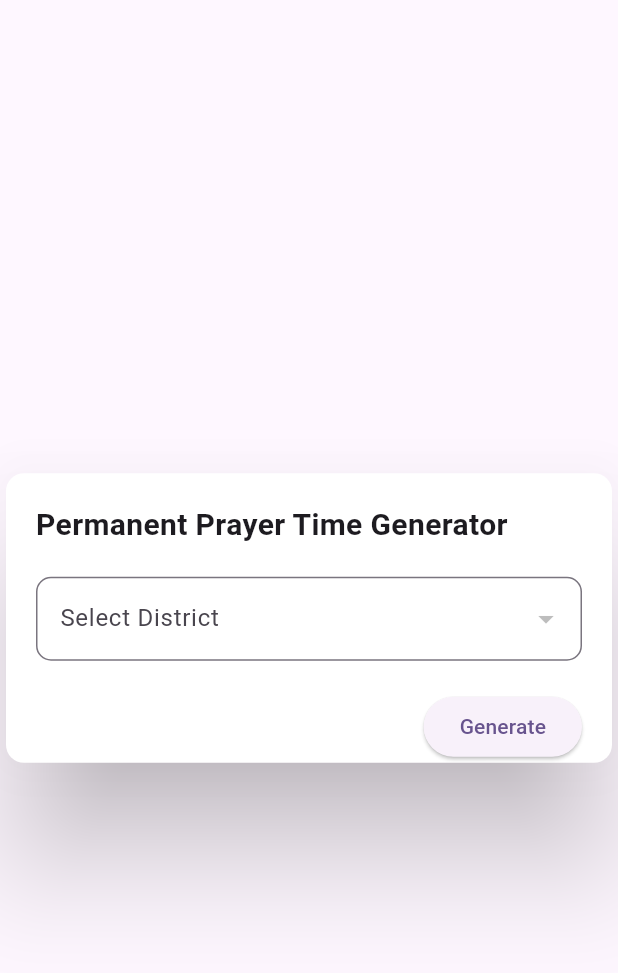
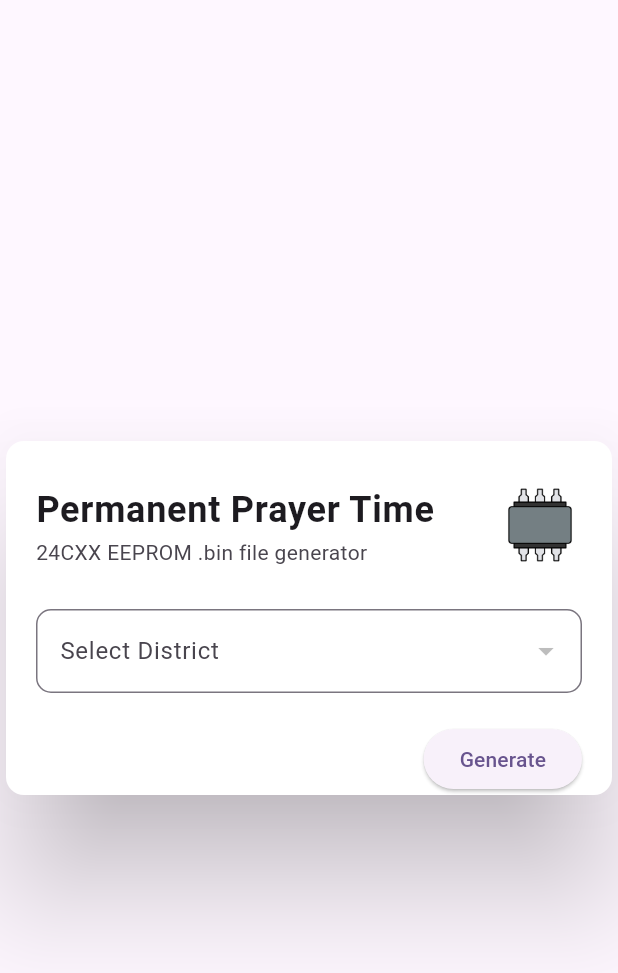
Before and after one commit to An7orAhmed/Permanent-Player-Time-Flutter, a Flutter app: the screen it shows after launch, on a phone screen of 412 x 824 dp. Shown: the top 973 px of the screen. Run offline on Flutter 3.47's test engine with Material 3 defaults, Android fonts, the phone set to English and light mode, and no system bars; our stand-ins replace get, googleapis_auth; missing offline and left inert: googleapis.

Commit message:
icon added

```diff
--- a/lib/home_controller.dart
+++ b/lib/home_controller.dart
@@ -2,7 +2,6 @@ import 'dart:convert';
 
 import 'package:flutter/material.dart';
 import 'package:flutter/services.dart';
-import 'package:flutter/widgets.dart';
 import 'package:get/get.dart';
 import 'package:googleapis/sheets/v4.dart';
 import 'package:googleapis_auth/auth_io.dart';
--- a/lib/home_page.dart
+++ b/lib/home_page.dart
@@ -12,7 +12,7 @@ class HomePage extends StatelessWidget {
     return Scaffold(
       body: Center(
         child: SizedBox(
-          height: 201,
+          height: 244,
           width: 500,
           child: Card(
             color: Colors.white,
@@ -27,16 +27,21 @@ class HomePage extends StatelessWidget {
                     spacing: 20,
                     crossAxisAlignment: CrossAxisAlignment.start,
                     children: [
-                      Text(
-                        "Permanent Prayer Time Generator",
-                        style: TextStyle(
-                          fontSize: 20,
-                          fontWeight: FontWeight.bold,
+                      ListTile(
+                        contentPadding: EdgeInsets.zero,
+                        title: Text(
+                          "Permanent Prayer Time",
+                          style: TextStyle(
+                            fontSize: 24,
+                            fontWeight: FontWeight.bold,
+                          ),
                         ),
-                        textAlign: TextAlign.center,
+                        subtitle: Text("24CXX EEPROM .bin file generator"),
+                        trailing: Image.asset("assets/ic.png"),
                       ),
                       Obx(
                         () => DropdownButtonFormField<String>(
+                          menuMaxHeight: 250,
                           decoration: InputDecoration(
                             labelText: "Select District",
                             border: OutlineInputBorder(
```
Also changed, not shown: assets/ic.png (added).
